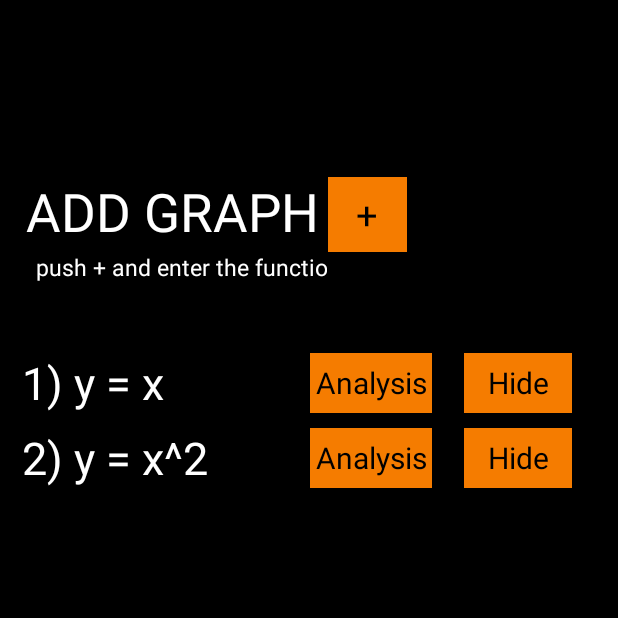
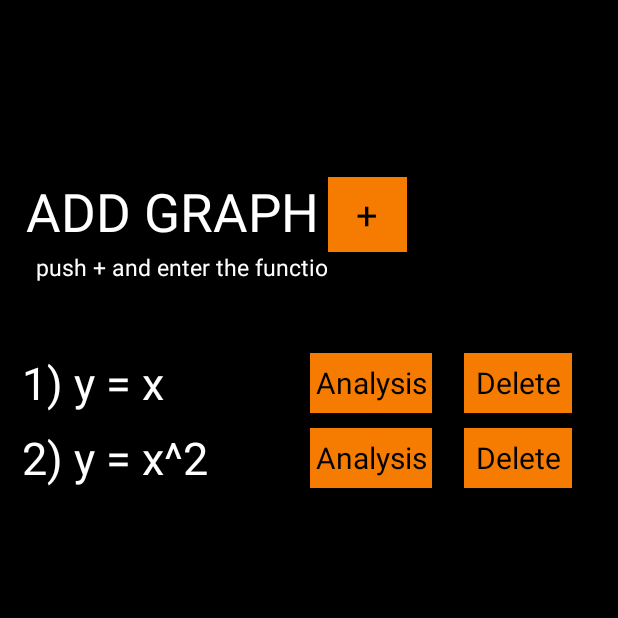
Before and after one commit to snoopcock/CoolEngiCalculator, an Android app: the GraphActivity screen opened directly, with no data from a screen before it, on a phone screen of 412 x 824 dp, the top half of it. Run offline under Robolectric (Android 15) with nearby library versions, the phone set to English and light mode, and no system bars; libraries missing offline, so code that uses them is left out: com.github.mikephil.charting; 4 statements that could not run were skipped.

Commit message:
changed button hide

```diff
--- a/app/src/main/res/layout/activity_graph.xml
+++ b/app/src/main/res/layout/activity_graph.xml
@@ -114,12 +114,12 @@
                             android:layout_width="20dp"
                             android:layout_height="20dp"/>
                     <TextView
-                            android:id="@+id/tvHide1"
+                            android:id="@+id/tvDelete1"
                             style="@style/GraphButtonStyle"
                             android:layout_width="30dp"
                             android:layout_height="40dp"
                             android:textSize="20sp"
-                            android:text="Hide"/>
+                            android:text="Delete"/>
                     <TextView
                             android:id="@+id/Inv9"
                             style="@style/AppTheme"
@@ -145,12 +145,12 @@
                             android:layout_width="20dp"
                             android:layout_height="20dp"/>
                     <TextView
-                            android:id="@+id/tvHide2"
+                            android:id="@+id/tvDelete2"
                             style="@style/GraphButtonStyle"
                             android:layout_width="30dp"
                             android:layout_height="40dp"
                             android:textSize="20sp"
-                            android:text="Hide"/>
+                            android:text="Delete"/>
                     <TextView
                             android:id="@+id/Inv11"
                             style="@style/AppTheme"
```
